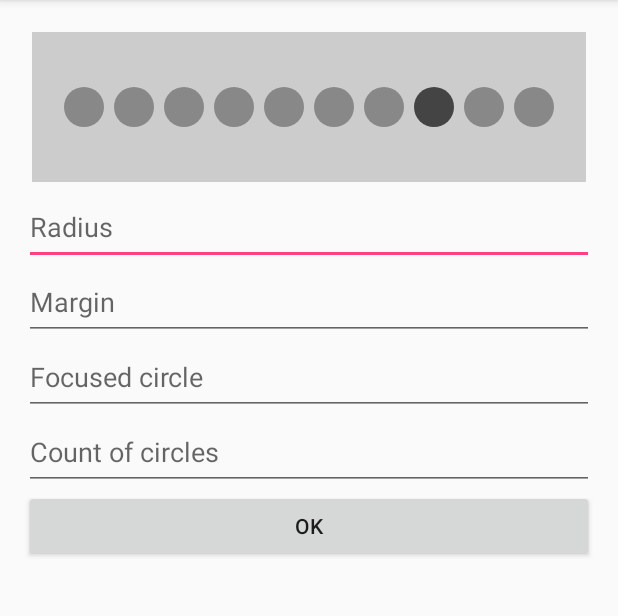
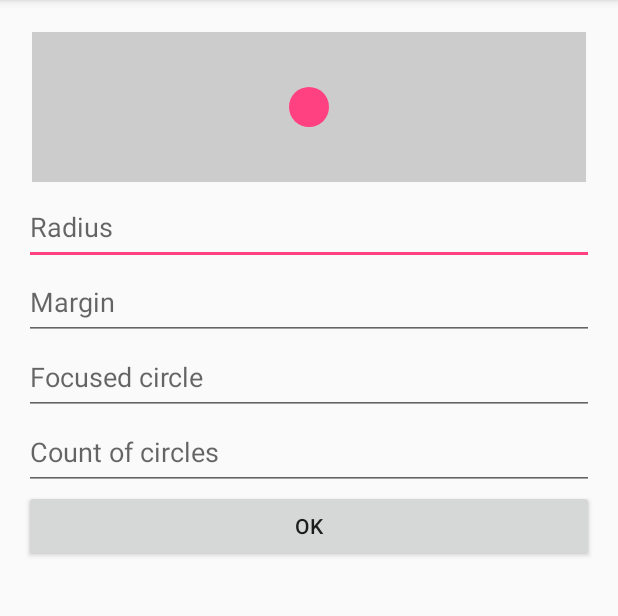
Before and after one commit to Khavronsky/TestCustomView, an Android app: the screen it shows after launch (MainActivity), on a phone screen of 412 x 824 dp, the part 84-700 px from its top. Run offline under Robolectric (Android 15) with nearby library versions, the phone set to English and light mode, and no system bars.

Commit message:
customView beta v 0.1

```diff
--- a/app/src/main/java/com/khavronsky/testcustomview/MainActivity.java
+++ b/app/src/main/java/com/khavronsky/testcustomview/MainActivity.java
@@ -24,7 +24,7 @@ public class MainActivity extends AppCompatActivity {
 
 //        myView.setDefaultColor(Color.BLUE);
 //        myView.setBackgroundColor(Color.BLACK);
-        myView.invalidate();
+//        myView.invalidate();
     }
 
     private void init() {
@@ -34,9 +34,10 @@ public class MainActivity extends AppCompatActivity {
         setFocusedCircle = (EditText) findViewById(R.id.set_focused_circle);
         setCountOfCircle = (EditText) findViewById(R.id.set_count_of_circles);
         okButton = (Button) findViewById(R.id.ok_button);
+        setAllParameters();
     }
 
-    public void setAllParameters(View view) {
+    public void setAllParameters() {
         okButton.setOnClickListener(new View.OnClickListener() {
             @Override
             public void onClick(View v) {
--- a/app/src/main/java/com/khavronsky/testcustomview/MyView.java
+++ b/app/src/main/java/com/khavronsky/testcustomview/MyView.java
@@ -1,6 +1,7 @@
 package com.khavronsky.testcustomview;
 
 import android.content.Context;
+import android.content.res.TypedArray;
 import android.graphics.Canvas;
 import android.graphics.Color;
 import android.graphics.Paint;
@@ -10,12 +11,14 @@ import android.view.View;
 
 public class MyView extends View {
 
-    final int MIN_WIDTH = 400;
-    final int MIN_HEIGHT = 100;
-    final int DEFAULT_COLOR = Color.GRAY;
-    final int FOCUSED_COLOR = Color.DKGRAY;
-    final int DEFAULT_RADIUS = 20;
-    final int STROKE_WIDTH = 5;
+    private static final int DEFAULT_MARGIN = 0;
+    private static final int MIN_WIDTH = 400;
+    private static final int MIN_HEIGHT = 100;
+    private static final int DEFAULT_COLOR = Color.GRAY;
+    private static final int DEFAULT_FOCUSED_COLOR = Color.DKGRAY;
+    private static final int DEFAULT_RADIUS = 20;
+    private static final int DEFAULT_COUNT_OF_CIRCLE = 1;
+    private static final int DEFAULT_FOCUSED_CIRCLE = 0;
 
     private int myWidth;
     private int myHeight;
@@ -32,39 +35,49 @@ public class MyView extends View {
 
     public MyView(Context context) {
         super(context);
-        init();
+        Log.d(TAG, "MyView: 1");
+        init(null);
     }
 
     public MyView(Context context, AttributeSet attrs) {
         super(context, attrs);
-//        setupAttributes(attrs);
-        init();
+        Log.d(TAG, "MyView: 2");
+
+        init(attrs);
     }
 
     public MyView(Context context, AttributeSet attrs, int defStyle) {
         super(context, attrs, defStyle);
-        init();
+        Log.d(TAG, "MyView: 3");
+        init(attrs);
     }
 
-    private void init() {
+    private void init(AttributeSet attrs) {
         setMinimumWidth(MIN_WIDTH);
         setMinimumHeight(MIN_HEIGHT);
-        defaultColor = DEFAULT_COLOR;
-        focusedColor = FOCUSED_COLOR;
-        radius = DEFAULT_RADIUS;
-
-        margin = 50;
-        countCircles = 10;
-        focusedCircle = 7;
+//        defaultColor = DEFAULT_COLOR;
+//        focusedColor = DEFAULT_FOCUSED_COLOR;
+//        radius = DEFAULT_RADIUS;
+//
+//        margin = 50;
+//        countCircles = 10;
+//        focusedCircle = 7;
+        setupAttributes(attrs);
 
         paint = new Paint(Paint.ANTI_ALIAS_FLAG);
     }
-//    private void setupAttributes(AttributeSet attrs){
-//        TypedArray a = getContext().getTheme().obtainStyledAttributes(attrs,R.styleable.MyView, 0, 0);
-//        TypedArray a = getContext().obtainStyledAttributes(attrs, R.styleable.MyView);
-//
-//        radius = (int) a.getDimension(R.styleable.MyView_radius, DEFAULT_RADIUS);
-//    }
+    private void setupAttributes(AttributeSet attrs){
+
+        TypedArray a = getContext().obtainStyledAttributes(attrs, R.styleable.MyView);
+
+        radius = (int) a.getDimension(R.styleable.MyView_radius, DEFAULT_RADIUS);
+        margin = (int) a.getDimension(R.styleable.MyView_margin, DEFAULT_MARGIN);
+        countCircles = a.getInt(R.styleable.MyView_countCircles, DEFAULT_COUNT_OF_CIRCLE);
+        focusedCircle = a.getInt(R.styleable.MyView_focusedCircle, DEFAULT_FOCUSED_CIRCLE);
+        defaultColor = a.getColor(R.styleable.MyView_defaultColor, DEFAULT_COLOR);
+        focusedColor = a.getColor(R.styleable.MyView_focusedColor, DEFAULT_FOCUSED_COLOR);
+        a.recycle();
+    }
 
     @Override
     protected void onLayout(boolean changed, int left, int top, int right, int bottom) {
@@ -106,7 +119,6 @@ public class MyView extends View {
         Log.d(TAG, "onDraw: ");
         super.onDraw(canvas);
         canvas.drawColor(Color.LTGRAY);
-        paint.setStrokeWidth(STROKE_WIDTH);
 
         int firstCircleCoordinate;
         int oddOrEven = countCircles;
@@ -118,9 +130,9 @@ public class MyView extends View {
         }
 
         for (int i = 0; i < countCircles; i++) {
-            paint.setColor(DEFAULT_COLOR);
+            paint.setColor(defaultColor);
             if (i == focusedCircle) {
-                paint.setColor(FOCUSED_COLOR);
+                paint.setColor(focusedColor);
             }
             canvas.drawCircle(firstCircleCoordinate + i * margin, myHeight / 2, radius, paint);
         }
--- a/app/src/main/res/layout/activity_main.xml
+++ b/app/src/main/res/layout/activity_main.xml
@@ -1,6 +1,7 @@
 <?xml version="1.0" encoding="utf-8"?>
 <LinearLayout xmlns:android="http://schemas.android.com/apk/res/android"
     xmlns:tools="http://schemas.android.com/tools"
+    xmlns:app="http://schemas.android.com/apk/res-auto"
     android:id="@+id/activity_main"
     android:layout_width="match_parent"
     android:layout_height="match_parent"
@@ -16,7 +17,9 @@
         android:layout_width="match_parent"
         android:layout_height="100dp"
         android:layout_margin="5dp"
-        android:background="#ffcf8c" />
+        android:background="#ffcf8c"
+        app:focusedColor="@color/colorAccent"
+        app:defaultColor="@color/colorPrimary"/>
 
     <EditText
         android:id="@+id/set_radius"
@@ -54,7 +57,6 @@
         android:id="@+id/ok_button"
         android:layout_width="match_parent"
         android:layout_height="wrap_content"
-        android:text="OK"
-        android:onClick="setAllParameters"/>
+        android:text="OK" />
 
 </LinearLayout>
```
